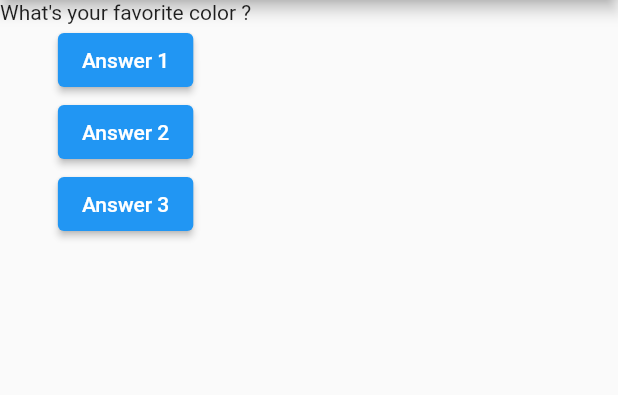
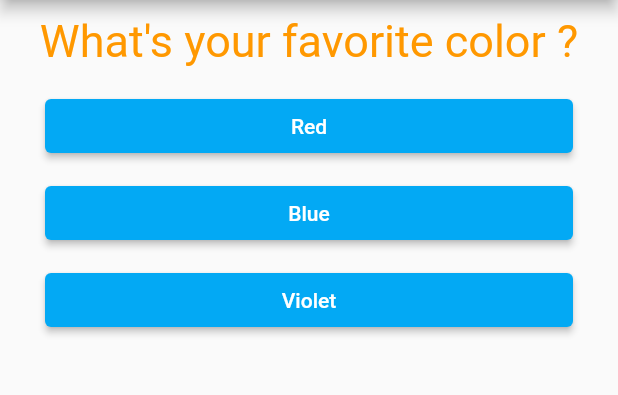
Before and after one commit to Shunsuke-Torus/BeginnerTrainingFlutter, a Flutter app: the screen it shows after launch, on a phone screen of 412 x 824 dp, the part 84-479 px from its top. Run offline on Flutter 3.47's test engine with Material 2 defaults, Android fonts, the phone set to English and light mode, and no system bars.

Commit message:
Edit:スプレッド演算子を用いてボタンの選択数を動的にした｡ 文字及びボタンなどの色､大きさを変更

```diff
--- /dev/null
+++ b/lib/answer.dart
@@ -0,0 +1,24 @@
+import 'package:flutter/material.dart';
+
+class Answer extends StatelessWidget {
+  final Function selectHandler;
+  final String answerContext;
+
+  Answer({this.selectHandler, this.answerContext});
+
+  @override
+  Widget build(BuildContext context) {
+    return Container(
+        width: double.infinity,
+        margin: EdgeInsets.only(left: 30, right: 30, top: 5, bottom: 5),
+        child: ElevatedButton(
+          child: Text(
+            answerContext,
+            style: TextStyle(color: Colors.white),
+          ),
+          onPressed: selectHandler,
+          style: ButtonStyle(
+              backgroundColor: MaterialStateProperty.all(Colors.lightBlue)),
+        ));
+  }
+}
--- a/lib/main.dart
+++ b/lib/main.dart
@@ -1,4 +1,6 @@
 import 'package:flutter/material.dart';
+import './question.dart';
+import './answer.dart';
 
 void main() {
   runApp(MyApp());
@@ -9,47 +11,57 @@ class MyApp extends StatefulWidget {
   State<StatefulWidget> createState() {
     // TODO: implement createState
     // throw UnimplementedError();
-    return MyAppState();
+    return _MyAppState();
   }
 }
 
-class MyAppState extends State<MyApp> {
-  var questionIndex = 0;
-  void answerQuestion() {
+class _MyAppState extends State<MyApp> {
+  var _questionIndex = 0;
+  void _answerQuestion() {
     setState(() {
-      questionIndex += 1;
+      _questionIndex += 1;
     });
-    print(questionIndex);
+    print(_questionIndex);
   }
 
   // @override = コードをわかりやすくスッキリするためにある
   // ステートレスウィジェットが提供するビルドメソッドを意図的に上書きしていることを明確にする｡
   @override
   Widget build(BuildContext context) {
+    // Map()
     var questions = [
-      "What's your favorite color ?",
-      "What's your favorite animal ?",
-      "What's your favorite game ?",
+      {
+        "questionContext": "What's your favorite color ?",
+        "answers": ["Red", "Blue", "Violet"]
+      },
+      {
+        "questionContext": "What's your favorite animal ?",
+        "answers": ["Cow", "Monkey", "human"],
+      },
+      {
+        "questionContext": "What's your favorite game ?",
+        "answers": [
+          "Splatoon",
+          "Mario Garaxy",
+          "Super Smash Bros",
+          "Resident Evil",
+        ],
+      },
     ];
     return MaterialApp(
       home: Scaffold(
         appBar: AppBar(
           title: Text('My First App'),
         ),
-        body: Column(children: <Widget>[
-          Text(questions[questionIndex]),
-          ElevatedButton(
-            onPressed: answerQuestion,
-            child: Text("Answer 1"),
+        body: Column(children: [
+          Question(
+            questionContext: questions[_questionIndex]["questionContext"],
           ),
-          ElevatedButton(
-            onPressed: answerQuestion,
-            child: Text("Answer 2"),
-          ),
-          ElevatedButton(
-            onPressed: answerQuestion,
-            child: Text("Answer 3"),
-          ),
+          ...(questions[_questionIndex]["answers"] as List<String>)
+              .map((answer) {
+            return Answer(
+                selectHandler: _answerQuestion, answerContext: answer);
+          }).toList()
         ]),
       ),
     );
--- /dev/null
+++ b/lib/question.dart
@@ -0,0 +1,23 @@
+import 'package:flutter/material.dart';
+
+class Question extends StatelessWidget {
+  final questionContext;
+
+  Question({this.questionContext});
+
+  @override
+  Widget build(BuildContext context) {
+    return Container(
+      width: double.infinity,
+      margin: EdgeInsets.only(left: 10, top: 10, right: 10, bottom: 10),
+      child: Text(
+        questionContext,
+        style: TextStyle(
+          fontSize: 30,
+          color: Colors.orange,
+        ),
+        textAlign: TextAlign.center,
+      ),
+    );
+  }
+}
```
